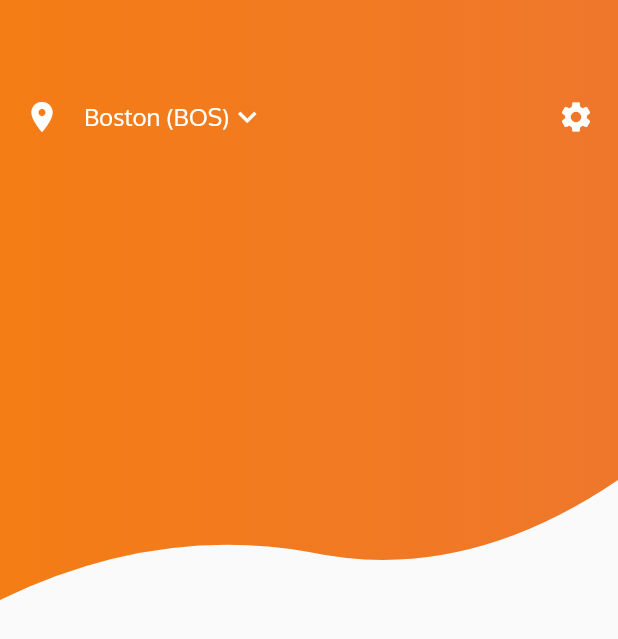
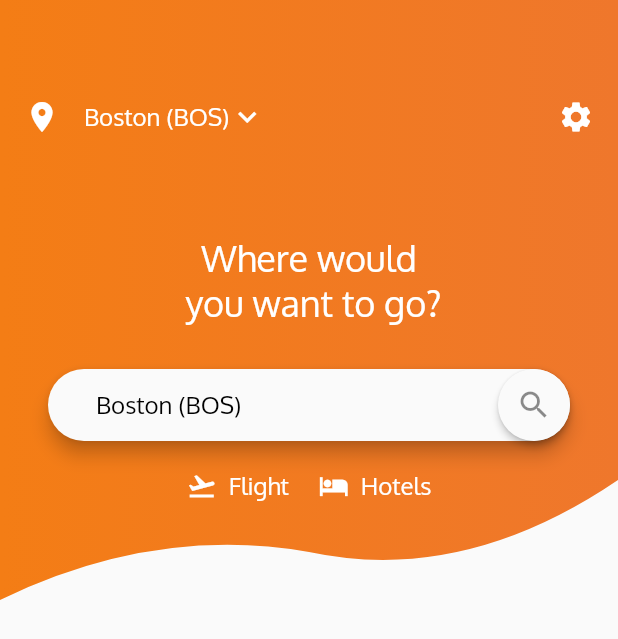
Before and after one commit to JAICHANGPARK/flutter_flight, a Flutter app: the screen it shows after launch, on a phone screen of 412 x 824 dp. Shown: the top 639 px of the screen. Run offline on Flutter 3.47's test engine with Material 2 defaults, Android fonts, the phone set to English and light mode, and no system bars.

Commit message:
ffffffffff
ffffff

```diff
--- a/lib/main.dart
+++ b/lib/main.dart
@@ -49,9 +49,8 @@ class HomeScreenTopPart extends StatefulWidget {
 }
 
 class _HomeScreenTopPartState extends State<HomeScreenTopPart> {
+  var selectedLocationIndex = 0;
 
-
-  var selectedLocationIndex = 0;
   @override
   Widget build(BuildContext context) {
     return Stack(
@@ -79,11 +78,10 @@ class _HomeScreenTopPartState extends State<HomeScreenTopPart> {
                         width: 16.0,
                       ),
                       PopupMenuButton(
-                        onSelected: (index){
+                        onSelected: (index) {
                           setState(() {
                             selectedLocationIndex = index;
                           });
-
                         },
                         child: Row(
                           children: <Widget>[
@@ -115,16 +113,105 @@ class _HomeScreenTopPartState extends State<HomeScreenTopPart> {
                               )
                             ],
                       ),
-
                       Spacer(),
-                      Icon(Icons.settings,color: Colors.white,)
-
+                      Icon(
+                        Icons.settings,
+                        color: Colors.white,
+                      )
                     ],
                   ),
+                ),
+                SizedBox(
+                  height: 50.0,
+                ),
+                Text(
+                  "Where would \n you want to go?",
+                  style: TextStyle(fontSize: 24.0, color: Colors.white),
+                  textAlign: TextAlign.center,
+                ),
+                SizedBox(
+                  height: 30.0,
+                ),
+                Padding(
+                  padding: EdgeInsets.symmetric(horizontal: 32.0),
+                  child: Material(
+                    elevation: 5.0,
+                    borderRadius: BorderRadius.all(Radius.circular(30.0)),
+                    child: TextField(
+                      controller: TextEditingController(
+                        text: locations[0],
+                      ),
+                      style: dropDownMenuItemsStyle,
+                      cursorColor: appTheme.primaryColor,
+                      decoration: InputDecoration(
+                        contentPadding: EdgeInsets.symmetric(
+                            horizontal: 32.0, vertical: 14.0),
+                        suffixIcon: Material(
+                          elevation: 2.0,
+                          borderRadius: BorderRadius.all(Radius.circular(30.0)),
+                          child: Icon(
+                            Icons.search,
+                          ),
+                        ),
+                        border: InputBorder.none,
+                      ),
+                    ),
+                  ),
+                ),
+                SizedBox(height: 20.0,),
+
+                Row(
+                  mainAxisSize: MainAxisSize.min,
+                  mainAxisAlignment: MainAxisAlignment.spaceAround,
+
+                  children: <Widget>[
+
+                    ChoiceChip(Icons.flight_takeoff, "Flight"),
+                    SizedBox(width: 20.0,),
+                    ChoiceChip(Icons.hotel, "Hotels"),
+
+
+                  ],
                 )
               ],
             ),
           ),
+        ),
+      ],
+    );
+  }
+}
+
+class ChoiceChip extends StatefulWidget {
+  final IconData icon;
+  final String text;
+
+  ChoiceChip(this.icon, this.text);
+
+  @override
+  _ChoiceChipState createState() => _ChoiceChipState();
+}
+
+class _ChoiceChipState extends State<ChoiceChip> {
+  @override
+  Widget build(BuildContext context) {
+    return Row(
+      mainAxisAlignment: MainAxisAlignment.spaceBetween,
+      mainAxisSize: MainAxisSize.min,
+      children: <Widget>[
+        Icon(
+          widget.icon,
+          size: 20.0,
+          color: Colors.white,
+        ),
+        SizedBox(
+          width: 8.0,
+        ),
+        Text(
+          widget.text,
+          style: TextStyle(
+              color: Colors.white,
+              fontSize: 16.0),
         ),
       ],
     );
```
Also changed, not shown: screen_shot/device-2018-12-21-233307.png (added), screen_shot/device-2018-12-21-233432.png (added), screen_shot/device-2018-12-21-233457.png (added), screen_shot/device-2018-12-21-234237.png (added).
